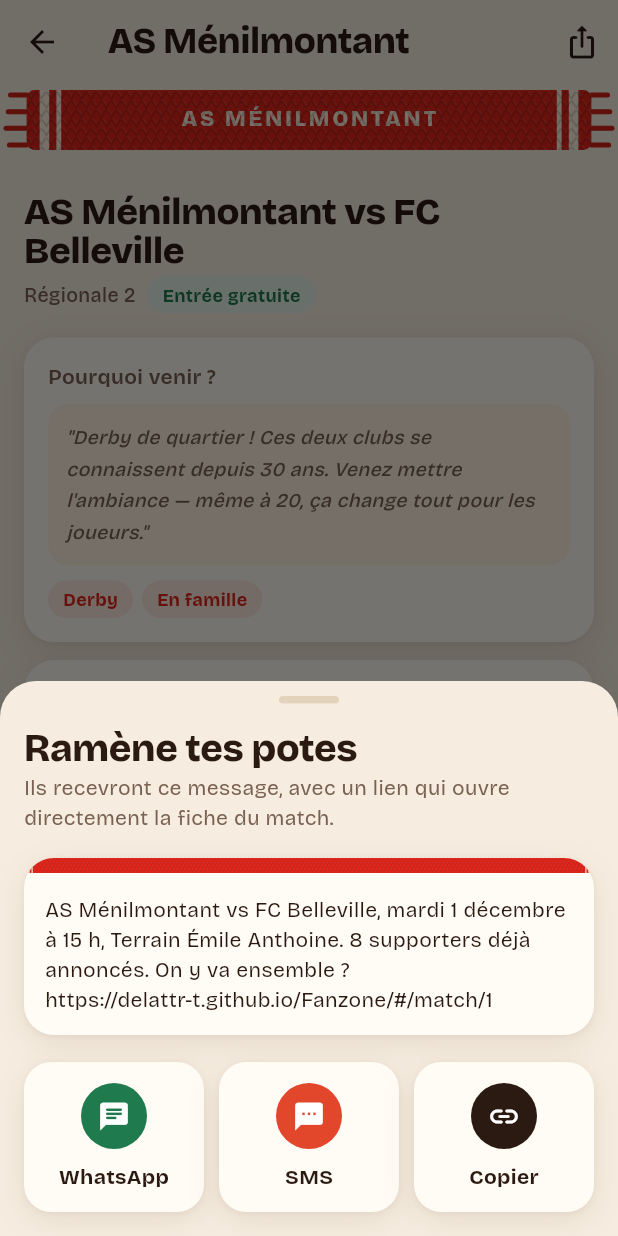
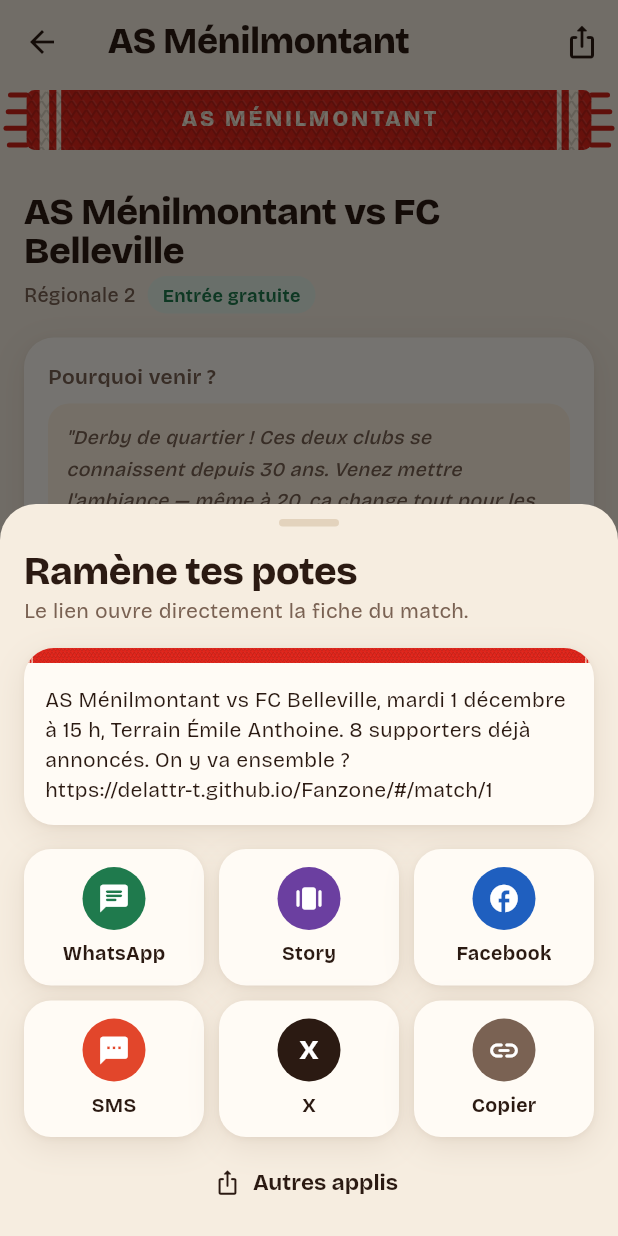
Before and after one commit to delattr-t/Fanzone, a Flutter app: the EventDetailScreen screen opened directly with sample values from the repository, after a tap on the "ios share" icon, on a phone screen of 412 x 824 dp. Run offline on Flutter 3.47's test engine with Material 3 defaults, Android fonts, the phone set to English and light mode, and no system bars; our stand-ins replace flutter_map, geolocator, google_fonts, latlong2, share_plus, shared_preferences and 1 more; accounts and stored records are empty.

Commit message:
v1.7 : partage vers les réseaux, story du match
- Story 1080x1920 générée par l'app (MatchStory : écharpe du club, date, lieu,
  niveau, prix, jauge, lien), partagée via share_plus ou téléchargée sur ordinateur
- Panneau « Ramène tes potes » : WhatsApp, Story, Facebook, SMS, X, copier,
  et menu natif « Autres applis » sur téléphone
- shareUrl() : les liens passeront par le service d'aperçu share/ dès que
  AppConfig.shareServiceUrl sera renseigné
- 1 nouveau test (7 au total)

Co-Authored-By: Claude Opus 5.5 <noreply@anthropic.com>
Claude-Session: https://claude.ai/code/session_01GK9rBwmfhwX88arFZYvVmJ

```diff
--- a/lib/config.dart
+++ b/lib/config.dart
@@ -10,6 +10,10 @@ class AppConfig {
   static const String supabaseUrl = 'https://lizbzscnskvsszoiszlt.supabase.co';
   static const String supabaseKey = 'sb_publishable_KGqY-LB3tStz_GIsInz3lA_rJmU9kEl';
 
-  /// Adresse publique de l'app web : base des liens de partage (`#/match/<id>`).
+  /// Adresse publique de l'app web : les liens `#/match/<id>` ouvrent la fiche du match.
   static const String shareBaseUrl = 'https://delattr-t.github.io/Fanzone/';
+
+  /// Service d'aperçu (dossier `share/`, hébergé sur Vercel) : `/m/<id>` montre l'aperçu du
+  /// match aux réseaux sociaux puis redirige vers l'app. Vide tant qu'il n'est pas en ligne.
+  static const String shareServiceUrl = '';
 }
--- a/lib/widgets/share_sheet.dart
+++ b/lib/widgets/share_sheet.dart
@@ -1,22 +1,35 @@
+import 'package:flutter/foundation.dart';
 import 'package:flutter/material.dart';
 import 'package:flutter/services.dart';
+import 'package:share_plus/share_plus.dart';
 import 'package:url_launcher/url_launcher.dart';
 
 import '../config.dart';
 import '../models/event.dart';
+import '../screens/story_screen.dart';
 import '../theme/app_theme.dart';
 import 'scarf.dart';
 import 'sticker.dart';
 
-/// Lien direct vers la fiche d'un match, ouvrable depuis n'importe quel téléphone.
+/// Lien direct vers la fiche d'un match dans l'app web.
 String matchLink(FanZoneEvent e) => '${AppConfig.shareBaseUrl}#/match/${e.id}';
+
+/// Lien à partager : passe par le service d'aperçu quand il est en ligne, pour que les
+/// réseaux affichent la carte du match, sinon pointe directement vers l'app.
+String shareUrl(FanZoneEvent e, {String service = AppConfig.shareServiceUrl}) {
+  if (service.isEmpty) return matchLink(e);
+  final base = service.endsWith('/') ? service : '$service/';
+  return '${base}m/${e.id}';
+}
+
+/// Le lien tel qu'on l'imprime sur une image (sans « https:// »).
+String shareLinkLabel(FanZoneEvent e) => shareUrl(e).replaceFirst(RegExp(r'^https?://'), '');
 
 /// Le message envoyé aux potes : quoi, quand, où, et le lien.
 String matchInvite(FanZoneEvent e) {
-  final when = _when(e);
-  return '${e.match}, $when, ${e.venue}. '
+  return '${e.match}, ${matchWhen(e)}, ${e.venue}. '
       '${e.supporters > 0 ? '${e.supporters} supporters déjà annoncés. ' : ''}'
-      'On y va ensemble ?\n${matchLink(e)}';
+      'On y va ensemble ?\n${shareUrl(e)}';
 }
 
 /// Lit `#/match/<id>` dans une adresse ; `null` si ce n'est pas un lien de match.
@@ -25,20 +38,25 @@ int? matchIdFromUri(Uri uri) {
   return m == null ? null : int.tryParse(m.group(1)!);
 }
 
-String _when(FanZoneEvent e) {
+/// « jeudi 26 novembre à 19 h 30 ».
+String matchWhen(FanZoneEvent e) {
   try {
     final d = DateTime.parse(e.date);
     const days = ['lundi', 'mardi', 'mercredi', 'jeudi', 'vendredi', 'samedi', 'dimanche'];
     const months = ['janvier', 'février', 'mars', 'avril', 'mai', 'juin', 'juillet', 'août', 'septembre', 'octobre', 'novembre', 'décembre'];
     final p = e.time.split(':');
-    final hour = p.length < 2 ? e.time : (p[1] == '00' ? '${p[0]} h' : '${p[0]} h ${p[1]}');
+    final hour = p.length < 2 ? e.time : (p[1] == '00' ? '${int.parse(p[0])} h' : '${int.parse(p[0])} h ${p[1]}');
     return '${days[d.weekday - 1]} ${d.day} ${months[d.month - 1]} à $hour';
   } catch (_) {
     return '${e.date} à ${e.time}';
   }
 }
 
-/// Panneau « Inviter des potes » : aperçu du message, puis WhatsApp, SMS ou copie.
+/// Le menu de partage natif n'existe vraiment que sur téléphone (appli ou navigateur mobile).
+bool get nativeShareAvailable =>
+    defaultTargetPlatform == TargetPlatform.android || defaultTargetPlatform == TargetPlatform.iOS;
+
+/// Panneau « Ramène tes potes » : aperçu du message, puis les réseaux.
 Future<void> showShareSheet(BuildContext context, FanZoneEvent e) {
   return showModalBottomSheet(
     context: context,
@@ -54,8 +72,9 @@ class _ShareSheet extends StatelessWidget {
 
   Future<void> _open(BuildContext context, Uri uri) async {
     final ok = await launchUrl(uri, mode: LaunchMode.externalApplication);
-    if (!ok && context.mounted) await _copy(context);
-    if (ok && context.mounted) Navigator.pop(context);
+    if (!context.mounted) return;
+    if (!ok) return _copy(context);
+    Navigator.pop(context);
   }
 
   Future<void> _copy(BuildContext context) async {
@@ -65,13 +84,26 @@ class _ShareSheet extends StatelessWidget {
     showFanToast(context, 'Message copié. Colle-le où tu veux.');
   }
 
+  Future<void> _native(BuildContext context) async {
+    Navigator.pop(context);
+    await SharePlus.instance.share(ShareParams(text: matchInvite(event), subject: event.match));
+  }
+
+  void _story(BuildContext context) {
+    final nav = Navigator.of(context);
+    nav.pop();
+    nav.push(MaterialPageRoute(builder: (_) => StoryScreen(event: event)));
+  }
+
   @override
   Widget build(BuildContext context) {
     final text = matchInvite(event);
     final enc = Uri.encodeComponent(text);
+    final link = Uri.encodeComponent(shareUrl(event));
+    final teaser = Uri.encodeComponent('${event.match}, ${matchWhen(event)}. On y va ensemble ?');
     return SafeArea(
       child: Padding(
-        padding: const EdgeInsets.fromLTRB(16, 10, 16, 16),
+        padding: const EdgeInsets.fromLTRB(16, 10, 16, 12),
         child: Column(
           mainAxisSize: MainAxisSize.min,
           crossAxisAlignment: CrossAxisAlignment.stretch,
@@ -87,10 +119,10 @@ class _ShareSheet extends StatelessWidget {
             Text('Ramène tes potes', style: fzDisplay(fontSize: 30)),
             const SizedBox(height: 4),
             Text(
-              'Ils recevront ce message, avec un lien qui ouvre directement la fiche du match.',
+              'Le lien ouvre directement la fiche du match.',
               style: fz(fontSize: 14, color: FanZoneColors.cement, height: 1.4),
             ),
-            const SizedBox(height: 16),
+            const SizedBox(height: 14),
             Container(
               decoration: BoxDecoration(
                 color: FanZoneColors.paper,
@@ -109,31 +141,64 @@ class _ShareSheet extends StatelessWidget {
                 ],
               ),
             ),
-            const SizedBox(height: 18),
+            const SizedBox(height: 16),
             Row(
               children: [
                 _Option(
+                  label: 'WhatsApp',
+                  color: FanZoneColors.green,
                   icon: Icons.chat_rounded,
-                  label: 'WhatsApp',
-                  color: const Color(0xFF1F7A4D),
                   onTap: () => _open(context, Uri.parse('https://wa.me/?text=$enc')),
                 ),
                 const SizedBox(width: 10),
                 _Option(
-                  icon: Icons.sms_rounded,
+                  label: 'Story',
+                  color: FanZoneColors.purple,
+                  icon: Icons.amp_stories_rounded,
+                  onTap: () => _story(context),
+                ),
+                const SizedBox(width: 10),
+                _Option(
+                  label: 'Facebook',
+                  color: FanZoneColors.blue,
+                  icon: Icons.facebook_rounded,
+                  onTap: () => _open(context, Uri.parse('https://www.facebook.com/sharer/sharer.php?u=$link')),
+                ),
+              ],
+            ),
+            const SizedBox(height: 10),
+            Row(
+              children: [
+                _Option(
                   label: 'SMS',
                   color: FanZoneColors.flare,
+                  icon: Icons.sms_rounded,
                   onTap: () => _open(context, Uri.parse('sms:?&body=$enc')),
                 ),
                 const SizedBox(width: 10),
                 _Option(
+                  label: 'X',
+                  color: FanZoneColors.ink,
+                  glyph: 'X',
+                  onTap: () => _open(context, Uri.parse('https://x.com/intent/post?text=$teaser&url=$link')),
+                ),
+                const SizedBox(width: 10),
+                _Option(
+                  label: 'Copier',
+                  color: FanZoneColors.cement,
                   icon: Icons.link_rounded,
-                  label: 'Copier',
-                  color: FanZoneColors.ink,
                   onTap: () => _copy(context),
                 ),
               ],
             ),
+            if (nativeShareAvailable) ...[
+              const SizedBox(height: 6),
+              TextButton.icon(
+                onPressed: () => _native(context),
+                icon: const Icon(Icons.ios_share_rounded, size: 18, color: FanZoneColors.ink),
+                label: Text('Autres applis', style: fz(fontSize: 15, fontWeight: FontWeight.w700)),
+              ),
+            ],
           ],
         ),
       ),
@@ -142,11 +207,12 @@ class _ShareSheet extends StatelessWidget {
 }
 
 class _Option extends StatelessWidget {
-  final IconData icon;
+  final IconData? icon;
+  final String? glyph;
   final String label;
   final Color color;
   final VoidCallback onTap;
-  const _Option({required this.icon, required this.label, required this.color, required this.onTap});
+  const _Option({required this.label, required this.color, required this.onTap, this.icon, this.glyph});
 
   @override
   Widget build(BuildContext context) {
@@ -154,7 +220,7 @@ class _Option extends StatelessWidget {
       child: Pressable(
         onTap: onTap,
         child: Container(
-          padding: const EdgeInsets.symmetric(vertical: 14),
+          padding: const EdgeInsets.symmetric(vertical: 12),
           decoration: BoxDecoration(
             color: FanZoneColors.paper,
             borderRadius: BorderRadius.circular(18),
@@ -163,13 +229,16 @@ class _Option extends StatelessWidget {
           child: Column(
             children: [
               Container(
-                width: 44,
-                height: 44,
+                width: 42,
+                height: 42,
+                alignment: Alignment.center,
                 decoration: BoxDecoration(color: color, shape: BoxShape.circle),
-                child: Icon(icon, color: Colors.white, size: 22),
+                child: icon != null
+                    ? Icon(icon, color: Colors.white, size: 22)
+                    : Text(glyph ?? '', style: fz(fontSize: 18, fontWeight: FontWeight.w800, color: Colors.white)),
               ),
-              const SizedBox(height: 8),
-              Text(label, style: fz(fontSize: 14, fontWeight: FontWeight.w700)),
+              const SizedBox(height: 6),
+              Text(label, style: fz(fontSize: 13, fontWeight: FontWeight.w700)),
             ],
           ),
         ),
--- a/pubspec.yaml
+++ b/pubspec.yaml
@@ -1,7 +1,7 @@
 name: fanzone
 description: FanZone — Sport local, passion vraie
 publish_to: 'none'
-version: 1.6.0+3
+version: 1.7.0+4
 
 environment:
   sdk: '>=3.3.0 <4.0.0'
@@ -19,6 +19,7 @@ dependencies:
   shared_preferences: ^2.3.0
   supabase_flutter: ^2.8.0
   url_launcher: ^6.2.0
+  share_plus: ^13.3.1
 
 dev_dependencies:
   flutter_test:
```
Also changed, not shown: lib/screens/story_screen.dart (added, +133 -0 lines), lib/widgets/match_story.dart (added, +160 -0 lines), pubspec.lock, 3 other files.
